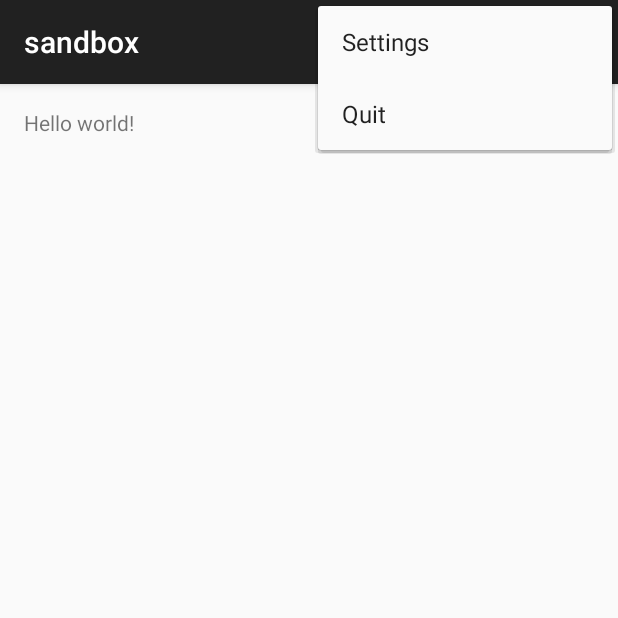
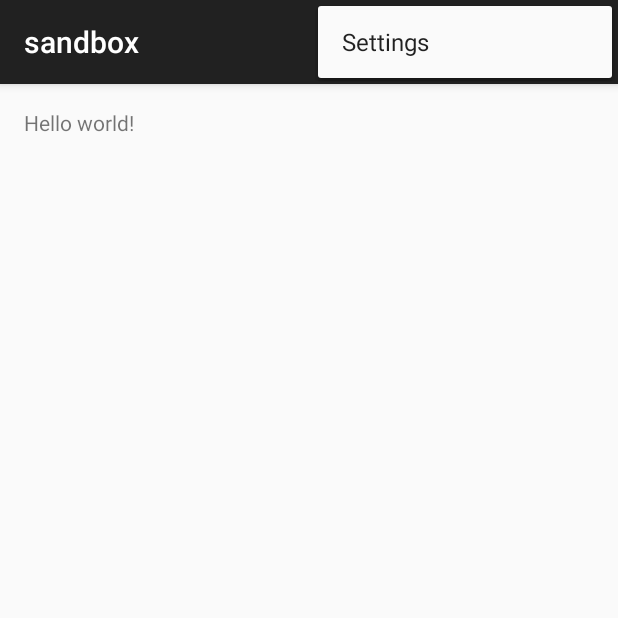
Before and after one commit to 2014-Android-ITX4/sandbox-android-studio, an Android app: the screen it shows after launch (MainActivity), with the options menu open, on a phone screen of 412 x 824 dp, the top half of it. Run offline under Robolectric (Android 15) with nearby library versions, the light colour scheme and no system bars.

Commit message:
Revert "作成#5-メニューにQuit機能をつける"
This reverts commit 7a750a4215adb28547a4e615a2ecd6d9916a5072.

```diff
--- a/app/src/main/java/com/example/sandbox/app/MainActivity.java
+++ b/app/src/main/java/com/example/sandbox/app/MainActivity.java
@@ -37,10 +37,6 @@
     {
       return true;
     }
-    else if(id == R.id.action_quit)
-    {
-      finish();
-    }
     return super.onOptionsItemSelected( item );
   }
 }
--- a/app/src/main/res/menu/main.xml
+++ b/app/src/main/res/menu/main.xml
@@ -7,8 +7,4 @@
     android:orderInCategory="100"
     android:title="@string/action_settings"
     app:showAsAction="never" />
-  <item android:id="@+id/action_quit"
-        android:title="Quit"
-        android:orderInCategory="101"
-        app:showAsAction="never"/>
 </menu>
```
